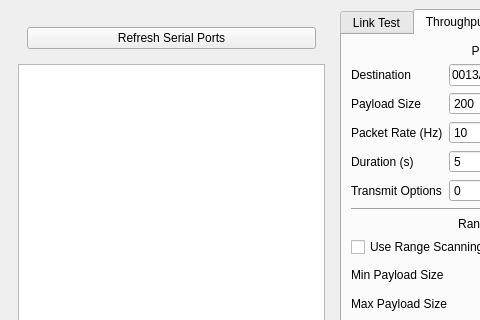
This is Frontend/Windows/RadioControlsWindow/RadioControlsWindow.ui in WPI-HPRC/gs-control-2024-2025 as Qt 5 draws it before an edit; both pictures show x 0 to 480 and y 0 to 320 of the 674 by 880 pixel window. The edited form follows.
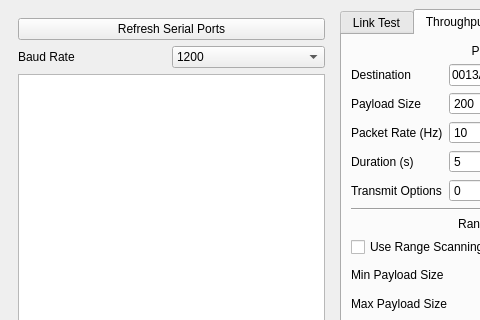
This is the edited form. Custom widgets are drawn as their Qt base class.

Commit message: added ability to change baud rate for port

What changed in the file:
```diff
--- a/Frontend/Windows/RadioControlsWindow/RadioControlsWindow.ui
+++ b/Frontend/Windows/RadioControlsWindow/RadioControlsWindow.ui
@@ -30,6 +30,18 @@
        <item>
         <widget class="QWidget" name="widget" native="true">
          <layout class="QHBoxLayout" name="horizontalLayout">
+          <property name="leftMargin">
+           <number>0</number>
+          </property>
+          <property name="topMargin">
+           <number>0</number>
+          </property>
+          <property name="rightMargin">
+           <number>0</number>
+          </property>
+          <property name="bottomMargin">
+           <number>0</number>
+          </property>
           <item>
            <widget class="QPushButton" name="RefreshSerialPortsButton">
             <property name="text">
@@ -40,6 +52,91 @@
          </layout>
         </widget>
        </item>
+       <item>
+        <widget class="QWidget" name="widget_2" native="true">
+         <layout class="QGridLayout" name="gridLayout_3">
+          <property name="sizeConstraint">
+           <enum>QLayout::SizeConstraint::SetDefaultConstraint</enum>
+          </property>
+          <property name="leftMargin">
+           <number>0</number>
+          </property>
+          <property name="topMargin">
+           <number>0</number>
+          </property>
+          <property name="rightMargin">
+           <number>0</number>
+          </property>
+          <property name="bottomMargin">
+           <number>0</number>
+          </property>
+          <property name="spacing">
+           <number>0</number>
+          </property>
+          <item row="1" column="2">
+           <widget class="QComboBox" name="BaudRateDropdown">
+            <item>
+             <property name="text">
+              <string>1200</string>
+             </property>
+            </item>
+            <item>
+             <property name="text">
+              <string>2400</string>
+             </property>
+            </item>
+            <item>
+             <property name="text">
+              <string>4800</string>
+             </property>
+            </item>
+            <item>
+             <property name="text">
+              <string>9600</string>
+             </property>
+            </item>
+            <item>
+             <property name="text">
+              <string>19200</string>
+             </property>
+            </item>
+            <item>
+             <property name="text">
+              <string>38400</string>
+             </property>
+            </item>
+            <item>
+             <property name="text">
+              <string>57600</string>
+             </property>
+            </item>
+            <item>
+             <property name="text">
+              <string>230400</string>
+             </property>
+            </item>
+            <item>
+             <property name="text">
+              <string>460800</string>
+             </property>
+            </item>
+            <item>
+             <property name="text">
+              <string>921600</string>
+             </property>
+            </item>
+           </widget>
+          </item>
+          <item row="1" column="1">
+           <widget class="QLabel" name="label_32">
+            <property name="text">
+             <string>Baud Rate</string>
+            </property>
+           </widget>
+          </item>
+         </layout>
+        </widget>
+       </item>
        <item>
         <widget class="SerialPortList" name="SerialPortListObj">
          <property name="frameShape">
```
The commit also changes 9 other files.
